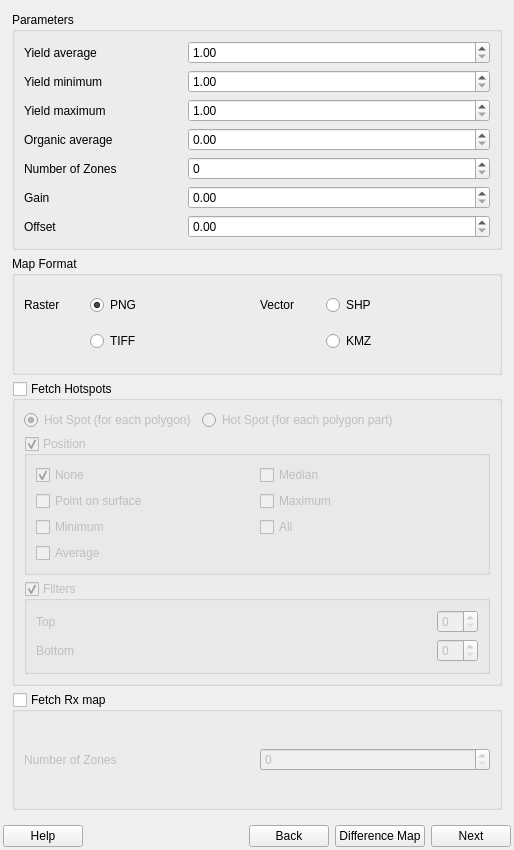
Old version of the form geosys/ui/templates/geosys_dockwidget_base.ui in the repository osundwajeff/qgis-plugin.
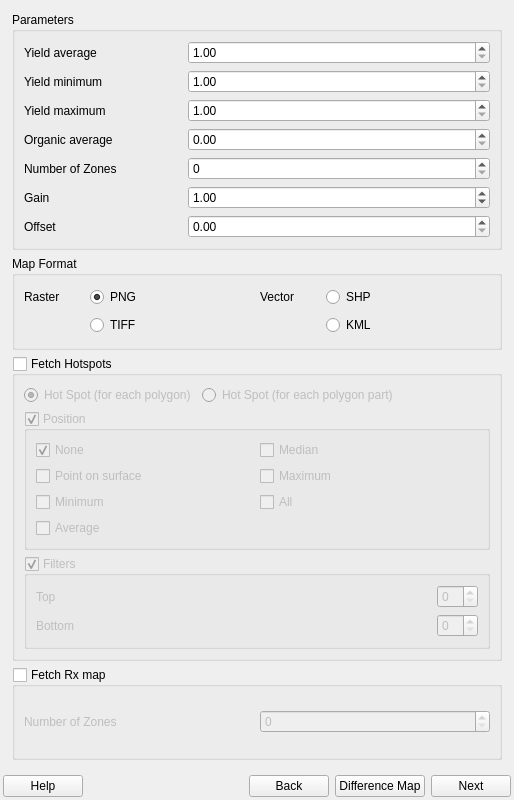
New version of the form. The open tabs and pages were chosen to show the change.

Diff of the .ui file:
```diff
--- a/geosys/ui/templates/geosys_dockwidget_base.ui
+++ b/geosys/ui/templates/geosys_dockwidget_base.ui
@@ -7,13 +7,13 @@
     <x>0</x>
     <y>0</y>
     <width>514</width>
-    <height>850</height>
+    <height>800</height>
    </rect>
   </property>
   <property name="minimumSize">
    <size>
     <width>514</width>
-    <height>850</height>
+    <height>800</height>
    </size>
   </property>
   <property name="windowTitle">
@@ -534,6 +534,9 @@
              <property name="singleStep">
               <double>0.100000000000000</double>
              </property>
+             <property name="value">
+              <double>1.000000000000000</double>
+             </property>
             </widget>
            </item>
            <item row="6" column="0">
@@ -618,7 +621,7 @@
            <item row="1" column="3">
             <widget class="QRadioButton" name="kmz_radio_button">
              <property name="text">
-              <string>KMZ</string>
+              <string>KML</string>
              </property>
             </widget>
            </item>
```
Left out of the diff: 4 changed lines with no effect on the pictures.
